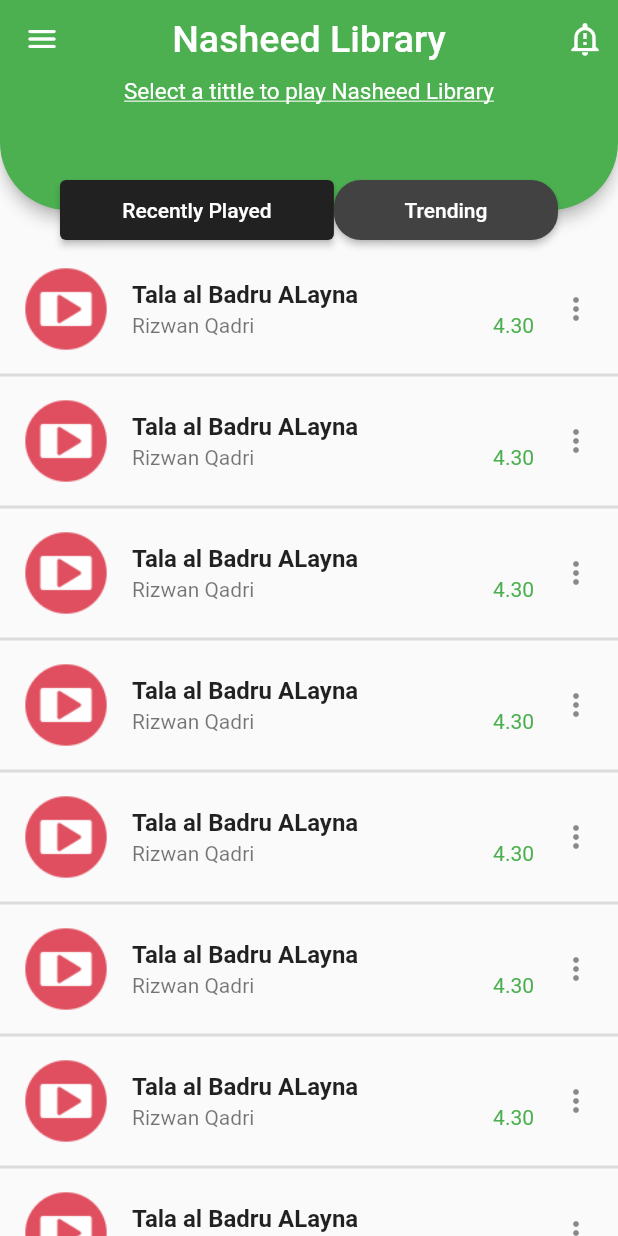
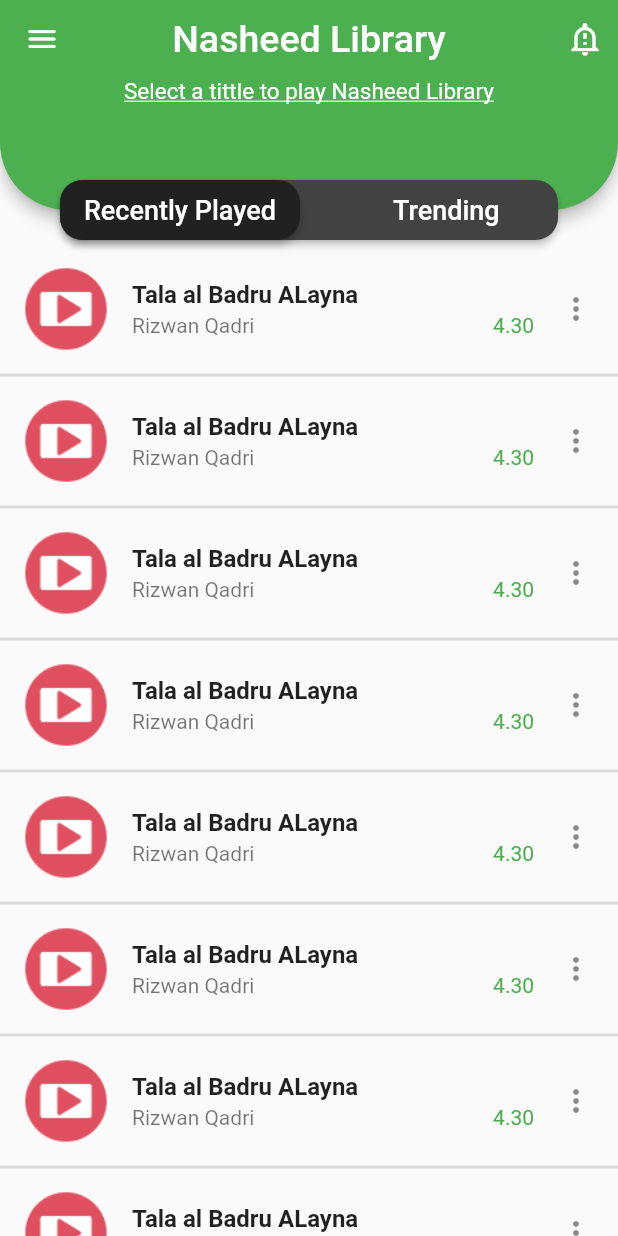
Before and after one commit to NasShihab/ioi, a Flutter app: the libraryPage screen opened directly, on a phone screen of 412 x 824 dp. Run offline on Flutter 3.47's test engine with Material 2 defaults, Android fonts, the phone set to English and light mode, and no system bars.

Commit message:
Nasheed Library Add

```diff
--- a/lib/libraryPage.dart
+++ b/lib/libraryPage.dart
@@ -57,7 +57,7 @@ class libraryPage extends StatelessWidget {
                 Padding(
                   padding: EdgeInsetsDirectional.only(top: 120),
                   child: Container(
-                      margin: EdgeInsetsDirectional.only(start: 40, end: 40),
+                      padding: EdgeInsetsDirectional.only(start: 40, end: 40),
                       height: 40,
                       width: double.infinity,
                       decoration: BoxDecoration(
@@ -66,41 +66,37 @@ class libraryPage extends StatelessWidget {
                         children: [
                           Container(
                             height: double.infinity,
-                            child: Row(
-                              mainAxisAlignment: MainAxisAlignment.spaceBetween,
-                              children: [
-                                Expanded(
-                                  flex: 11,
-                                  child: Container(
-                                    height: double.infinity,
-                                    child: ElevatedButton(
-                                        style: ButtonStyle(
-                                          backgroundColor: MaterialStateProperty.all(Colors.grey[900]),
-                                        ),
-                                        onPressed: () {},
-                                        child: Text('Recently Played')),
-                                  ),
-                                ),
-                                Expanded(
-                                  flex: 9,
-                                  child: Container(
-                                    height: double.infinity,
+                            width: double.infinity,
                             child: ElevatedButton(
                                 style: ButtonStyle(
                                     backgroundColor: MaterialStateProperty.all(Colors.grey[800]),
                                     shape: MaterialStateProperty.all<RoundedRectangleBorder>(
                                         RoundedRectangleBorder(
-                                                    borderRadius: BorderRadius.circular(18.0),
+                                          borderRadius: BorderRadius.circular(15),
                                         )
                                     )
                                 ),
                                 onPressed: () {},
-                                        child: Text('Trending')),
+                                child: Align(
+                                    alignment: Alignment(.8,0),
+                                    child: Text('Trending', style: TextStyle(fontSize: 18),))),
                           ),
+                          Container(
+                            decoration: BoxDecoration(
                             ),
-                              ],
+                            height: double.infinity,
+                            child: ElevatedButton(
+                                style: ButtonStyle(
+                                  backgroundColor: MaterialStateProperty.all(Colors.grey[900]),
+                                    shape: MaterialStateProperty.all<RoundedRectangleBorder>(
+                                        RoundedRectangleBorder(
+                                          borderRadius: BorderRadius.circular(15),
+                                        )
+                                    )
                                 ),
-                          )
+                                onPressed: () {},
+                                child: Text('Recently Played',style: TextStyle(fontSize: 18))),
+                          ),
                         ],
                       )),
                 ),
```
Lines whose indentation alone changed are shown as unchanged.
